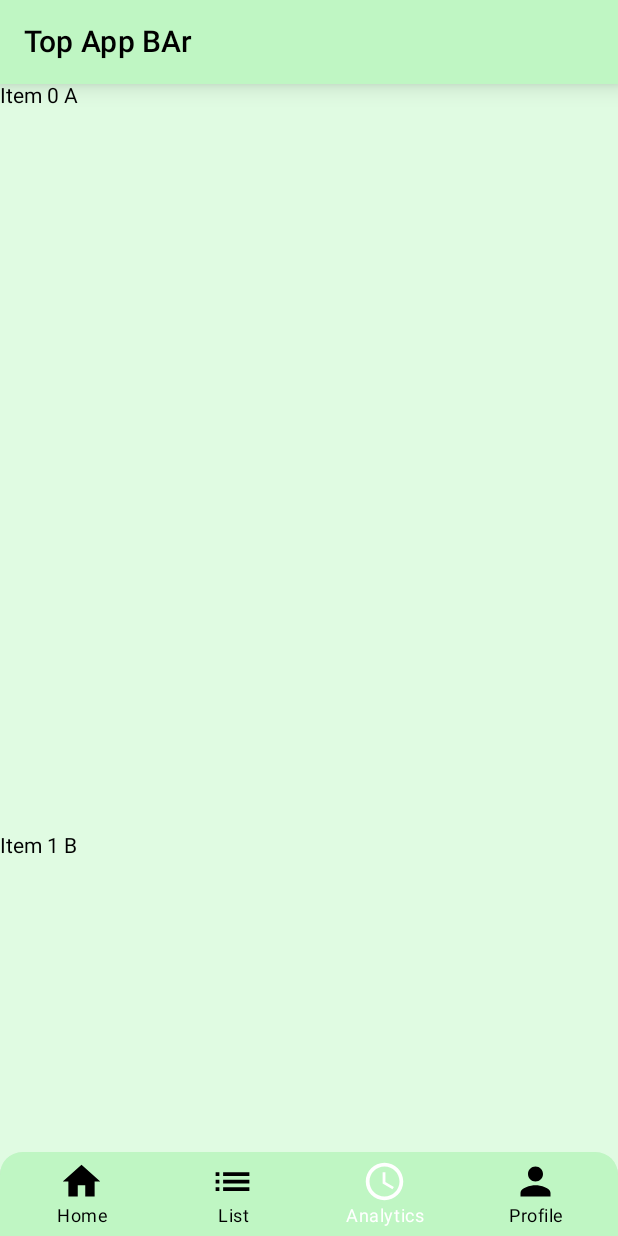
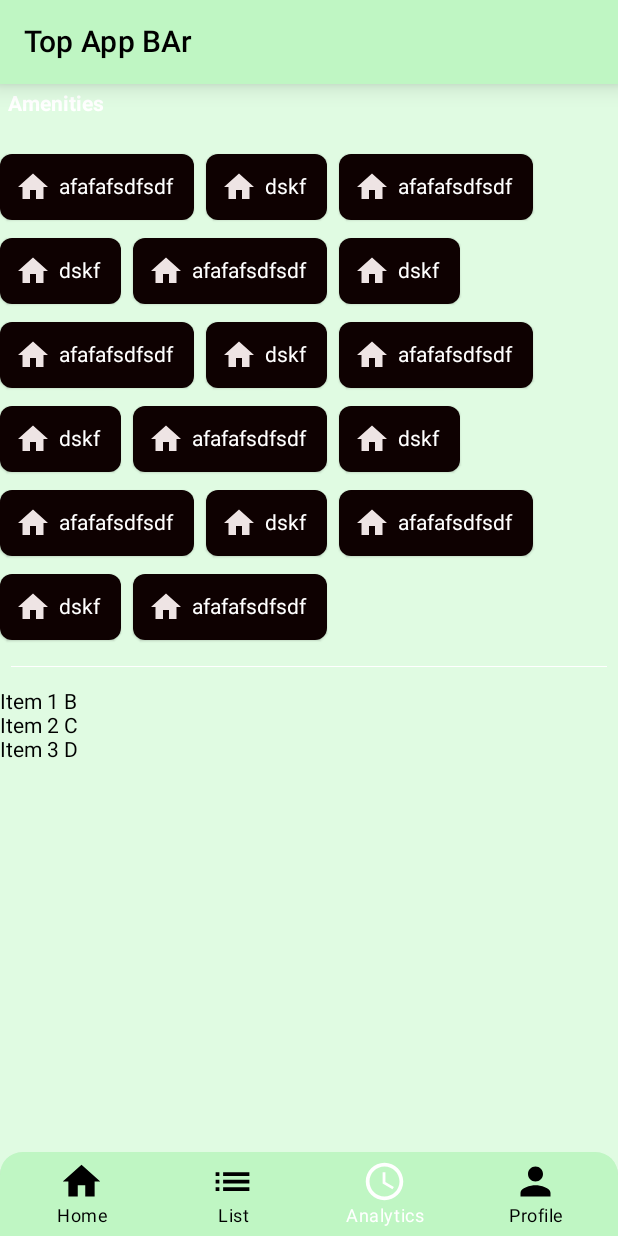
Before and after one commit to Sameeksha0031/FakeShoppingApp, an Android app built with Jetpack Compose: the Analytics screen opened through its navigation route, on a phone screen of 412 x 824 dp. Run offline under Robolectric (Android 15) with nearby library versions, the phone set to English and light mode, and no system bars.

```diff
--- a/app/src/main/java/com/example/jetpackcompose/OppositionOfItem.kt
+++ b/app/src/main/java/com/example/jetpackcompose/OppositionOfItem.kt
@@ -1,69 +1,50 @@
 package com.example.jetpackcompose
 
-import android.os.Bundle
 import android.util.Log
-import androidx.activity.ComponentActivity
-import androidx.activity.compose.setContent
-import androidx.compose.foundation.layout.*
+import androidx.compose.foundation.Image
+import androidx.compose.foundation.background
+import androidx.compose.foundation.layout.Box
+import androidx.compose.foundation.layout.Column
+import androidx.compose.foundation.layout.Row
+import androidx.compose.foundation.layout.Spacer
+import androidx.compose.foundation.layout.fillMaxSize
+import androidx.compose.foundation.layout.fillMaxWidth
+import androidx.compose.foundation.layout.height
+import androidx.compose.foundation.layout.padding
+import androidx.compose.foundation.layout.width
 import androidx.compose.foundation.lazy.LazyColumn
 import androidx.compose.foundation.lazy.rememberLazyListState
 import androidx.compose.foundation.rememberScrollState
+import androidx.compose.foundation.shape.RoundedCornerShape
 import androidx.compose.foundation.verticalScroll
+import androidx.compose.material.Card
+import androidx.compose.material.ExperimentalMaterialApi
 import androidx.compose.material.Text
-import androidx.compose.runtime.*
+import androidx.compose.runtime.Composable
+import androidx.compose.runtime.LaunchedEffect
+import androidx.compose.runtime.derivedStateOf
+import androidx.compose.runtime.getValue
+import androidx.compose.runtime.mutableStateListOf
+import androidx.compose.runtime.mutableStateOf
+import androidx.compose.runtime.remember
+import androidx.compose.runtime.setValue
+import androidx.compose.ui.Alignment
 import androidx.compose.ui.Modifier
+import androidx.compose.ui.graphics.Color
+import androidx.compose.ui.layout.Layout
+import androidx.compose.ui.layout.Placeable
 import androidx.compose.ui.layout.onGloballyPositioned
-import androidx.compose.ui.platform.LocalDensity
+import androidx.compose.ui.res.painterResource
+import androidx.compose.ui.text.font.FontWeight
+import androidx.compose.ui.text.style.TextAlign
+import androidx.compose.ui.tooling.preview.Preview
+import androidx.compose.ui.unit.Constraints
+import androidx.compose.ui.unit.Dp
 import androidx.compose.ui.unit.IntSize
 import androidx.compose.ui.unit.dp
-import androidx.compose.ui.unit.toSize
-import androidx.compose.material3.MaterialTheme
-import androidx.compose.ui.platform.ComposeView
-import androidx.compose.ui.viewinterop.AndroidView
-import androidx.core.view.ViewCompat
-
-@Composable
-fun ColumnWithPositions() {
-    val textPositions = remember { mutableStateListOf<Pair<Int, IntSize>>() }
-    val scrollState = rememberScrollState()
-
-    Column(modifier = Modifier.fillMaxSize().padding(16.dp).verticalScroll(scrollState,enabled = true)) {
-        for (i in 1..15) {
-            TextWithPosition(text = "Item $i", index = i, onPositioned = { index, size ->
-                // Update the position in the list
-                if (textPositions.size < index) {
-                    textPositions.add(Pair(index - 1, size))
-                } else {
-                    textPositions[index - 1] = Pair(index, size)
-                }
-            })
-        }
-    }
-
-    // Logging the positions for verification
-    LaunchedEffect(textPositions) {
-        textPositions.forEachIndexed { index, position ->
-            val (index, size) = position
-            Log.d("PositionOfText","Text $index is at position $size")
-        }
-    }
-}
-
-@Composable
-fun TextWithPosition(text: String, index: Int, onPositioned: (Int, IntSize) -> Unit) {
-    var size by remember { mutableStateOf(IntSize.Zero) }
-
-    Text(
-        text = text,
-        modifier = Modifier
-            .height(600.dp)
-            .padding(vertical = 8.dp)
-            .onGloballyPositioned { coordinates ->
-                size = coordinates.size
-                onPositioned(index, size)
-            }
-    )
-}
+import androidx.compose.ui.unit.offset
+import com.example.jetpackcompose.ui.theme.FlexboxColor
+import kotlin.math.roundToInt
 
 
 @Composable
@@ -76,7 +57,6 @@ fun LazyColumnVisibilityExample() {
             Box(
                 modifier = Modifier
                     .fillMaxWidth()
-                    .height(500.dp)
                     .onGloballyPositioned { coordinates ->
                         val visibleItem = visibleItemsInfo.value.find { it.index == index }
                         if (visibleItem != null) {
@@ -86,7 +66,7 @@ fun LazyColumnVisibilityExample() {
                     }
             ) {
                 when(index) {
-                    0 -> Text("Item $index A")
+                    0 -> LayoutForAmenities()
                     1 -> Text("Item $index B")
                     2 -> Text("Item $index C")
                     3 -> Text("Item $index D")
@@ -96,3 +76,144 @@ fun LazyColumnVisibilityExample() {
         }
     }
 }
+
+@Composable
+fun FlowRow(
+    horizontalGap: Dp = 0.dp,
+    verticalGap: Dp = 0.dp,
+    alignment: Alignment.Horizontal = Alignment.Start,
+    content: @Composable () -> Unit,
+) = Layout(content = content) { measurables, constraints ->
+    val horizontalGapPx = horizontalGap.toPx().roundToInt()
+    val verticalGapPx = verticalGap.toPx().roundToInt()
+
+    val rows = mutableListOf<Row>()
+    var rowConstraints = constraints
+    var rowPlaceables = mutableListOf<Placeable>()
+
+    measurables.forEach { measurable ->
+        val placeable = measurable.measure(Constraints())
+        if (placeable.measuredWidth !in rowConstraints.minWidth..rowConstraints.maxWidth) {
+            rows += Row(rowPlaceables, horizontalGapPx)
+            rowConstraints = constraints
+            rowPlaceables = mutableListOf()
+        }
+        val consumedWidth = placeable.measuredWidth + horizontalGapPx
+        rowConstraints = rowConstraints.offset(horizontal = -consumedWidth)
+        rowPlaceables.add(placeable)
+    }
+    rows += Row(rowPlaceables, horizontalGapPx)
+
+    val width = constraints.maxWidth
+    val height = (rows.sumOf { row -> row.height } + (rows.size - 1) * verticalGapPx)
+        .coerceAtMost(constraints.maxHeight)
+
+    layout(width, height) {
+        var y = 0
+        rows.forEach { row ->
+            val offset = alignment.align(row.width, width, layoutDirection)
+            var x = offset
+            row.placeables.forEach { placeable ->
+                placeable.placeRelative(x, y)
+                x += placeable.width + horizontalGapPx
+            }
+            y += row.height + verticalGapPx
+        }
+    }
+}
+
+private class Row(
+    val placeables: List<Placeable>,
+    val horizontalGapPx: Int,
+) {
+    val width by lazy(mode = LazyThreadSafetyMode.NONE) {
+        placeables.sumBy { it.width } + (placeables.size - 1) * horizontalGapPx
+    }
+
+    val height by lazy(mode = LazyThreadSafetyMode.NONE) {
+        placeables.maxOfOrNull { it.height } ?: 0
+    }
+}
+
+@Composable
+private fun Preview(alignment: Alignment.Horizontal) {
+    Box(Modifier.width(100.dp)) {
+        FlowRow(
+            horizontalGap = 8.dp,
+            verticalGap = 8.dp,
+            alignment = alignment,
+        ) {
+            repeat(17) { index ->
+                Text(text = index.toString())
+            }
+        }
+    }
+}
+
+@Preview
+@Composable
+private fun PreviewAlignStart() = Preview(alignment = Alignment.Start)
+
+@Preview
+@Composable
+private fun PreviewAlignCenter() = Preview(alignment = Alignment.CenterHorizontally)
+
+@Preview
+@Composable
+private fun PreviewAlignEnd() = Preview(alignment = Alignment.End)
+
+@OptIn(ExperimentalMaterialApi::class)
+@Preview
+@Composable
+fun LayoutForAmenities() {
+    Column(modifier = Modifier.fillMaxWidth()) {
+        Text(text = "Amenities", fontWeight = FontWeight.Bold, color = Color.White, modifier = Modifier.padding(5.dp))
+        Spacer(modifier = Modifier.height(18.dp))
+        Box() {
+            FlowRow(
+                horizontalGap = 8.dp,
+                verticalGap = 8.dp,
+                alignment = Alignment.Start,
+            ) {
+                repeat(17) { index ->
+                    Card(onClick = {},
+                        backgroundColor = FlexboxColor,
+                        shape = RoundedCornerShape(8.dp),
+                    ) {
+                        if(index%2 == 0) {
+                            Row(modifier = Modifier
+                                .padding()
+                                .padding(10.dp)) {
+                                Image(
+                                    painter = painterResource(id = R.drawable.baseline_home_24),
+                                    contentDescription = ""
+                                )
+                                Spacer(modifier = Modifier.width(1.dp))
+                                Text(text = "afafafsdfsdf",
+                                    color = Color.White,
+                                    textAlign = TextAlign.Center,
+                                    modifier = Modifier.padding(4.dp))
+                            }
+                        } else {
+                            Row(modifier = Modifier
+                                .padding()
+                                .padding(10.dp)
+                                .align(Alignment.Center)) {
+                                Image(
+                                    painter = painterResource(id = R.drawable.baseline_home_24),
+                                    contentDescription = ""
+                                )
+                                Spacer(modifier = Modifier.width(1.dp))
+                                Text(text = "dskf",
+                                    color = Color.White,
+                                    textAlign = TextAlign.Center,
+                                    modifier = Modifier.padding(4.dp))
+                            }
+                        }
+                    }
+                }
+            }
+        }
+        Spacer(modifier = Modifier.fillMaxWidth().padding(7.dp,15.dp,7.dp,15.dp).height(0.5.dp).background(Color.White))
+    }
+}
--- a/app/src/main/java/com/example/jetpackcompose/ui/theme/Color.kt
+++ b/app/src/main/java/com/example/jetpackcompose/ui/theme/Color.kt
@@ -14,3 +14,5 @@ val Palette1 = Color(0xFFACE1AF)
 val Palette2 = Color(0xFFB0EBB4)
 val Palette3 = Color(0xFFBFF6C3)
 val Palette4 = Color(0xFFE0FBE2)
+val FlexboxColor = Color(0xFF0E0101)
+val BottomSheetColor = Color(0xFF181717)
```
Also changed, not shown: app/src/main/java/com/example/jetpackcompose/CustomBottomSheet.kt (+99 -81 lines), app/src/main/java/com/example/jetpackcompose/ExpandableCardView.kt (added, +80 -0 lines).
